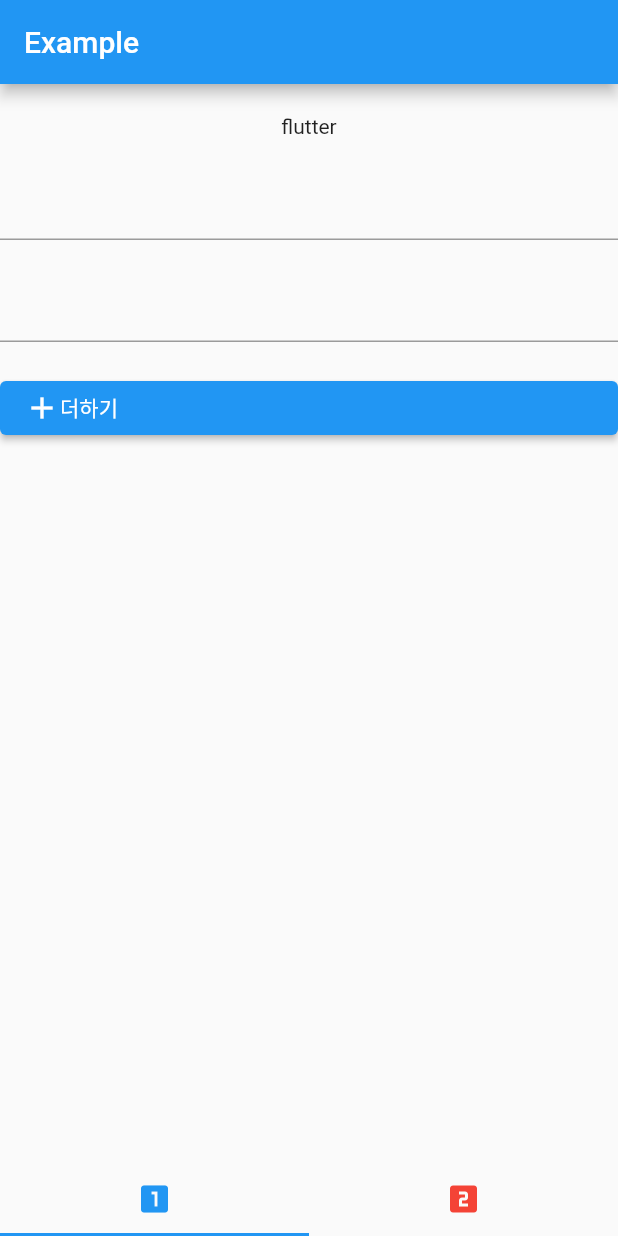
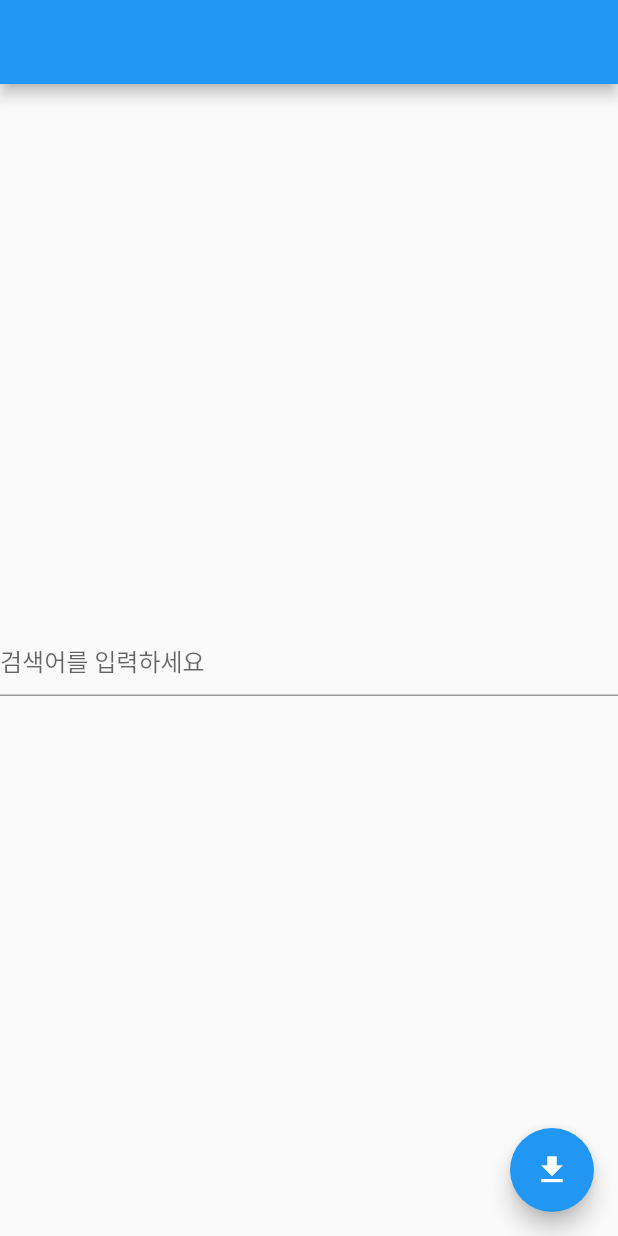
Before and after one commit to pyungjae9492/flutter_study, a Flutter app: the screen it shows after launch, on a phone screen of 412 x 824 dp. Run offline on Flutter 3.47's test engine with Material 2 defaults, Android fonts, the phone set to English and light mode, and no system bars.

```diff
--- a/lib/main.dart
+++ b/lib/main.dart
@@ -1,6 +1,6 @@
 import 'package:flutter/material.dart';
-import 'package:my_flutter_app/sub/firstPage.dart';
-import 'package:my_flutter_app/sub/secondPage.dart';
+import 'package:http/http.dart' as http;
+import 'dart:convert';
 
 void main() {
   runApp(MyApp());
@@ -10,129 +10,98 @@ class MyApp extends StatelessWidget {
   @override
   Widget build(BuildContext context) {
     return MaterialApp(
-      title: 'Flutter Demo',
-      theme: ThemeData(
-        primarySwatch: Colors.blue,
-      ),
-      home: MyHomePage(),
+      home: HttpApp(),
     );
   }
 }
 
-
-/// 4-1 Stateful Widget 생성해보기 ///
-class MaterialFlutterApp extends StatefulWidget {
+class HttpApp extends StatefulWidget {
   @override
-  State<StatefulWidget> createState() {
-    return _MaterialFlutterApp();
+  State<StatefulWidget> createState() => _HttpApp();
 }
 
+class _HttpApp extends State<HttpApp> {
+  String result = '';
+  List data = [];
+  TextEditingController _editingController = new TextEditingController();///// 여기서는 어떻게?
+
+  @override
+  void initState() {
+    super.initState();
+    // data = new List();
+    _editingController = new TextEditingController();
   }
 
-class _MaterialFlutterApp extends State<MaterialFlutterApp> {
-  @override
   Widget build(BuildContext context) {
     return Scaffold(
-      appBar: AppBar(title: const Text("PJ's App")),
-      floatingActionButton: FloatingActionButton(child: const Icon(Icons.add), onPressed: () {}),
+      appBar: AppBar(
+      ),
       body: Container(
         child: Center(
-          child: Column(
-            children: <Widget>[
-              const Icon(Icons.analytics),
-              const Text('Hi'),
-              ],
-              mainAxisAlignment: MainAxisAlignment.center,
-          ),
+          child: data.length == 0
+              ? TextField(
+                  controller: _editingController,
+                  style: TextStyle(color: Colors.white),
+                  keyboardType: TextInputType.text,
+                  decoration: InputDecoration(hintText: '검색어를 입력하세요'),
                 )
-      ),
-    );
-  }
-}
-
-/// 4-3 계산기 만들어보기 ///
-class WidgetApp extends StatefulWidget{
-  @override
-  _WidgetExampleState createState() => _WidgetExampleState();
-}
-
-class _WidgetExampleState extends State<WidgetApp> {
-  String sum = '';
-  TextEditingController value1 = TextEditingController();
-  TextEditingController value2 = TextEditingController();
-  @override
-  Widget build(BuildContext context) {
-      return Scaffold(
-        appBar: AppBar(title: const Text('Example')),
-        body: Container(
-          child: Center(
-            child: Column(
-              children: <Widget>[
-                Padding(padding: EdgeInsets.all(10)),
-                Text('flutter'),
-                Padding(padding: EdgeInsets.all(10)),
-                TextField(keyboardType: TextInputType.number, controller: value1),
-                Padding(padding: EdgeInsets.all(10)),
-                TextField(keyboardType: TextInputType.number, controller: value2),
-                Padding(padding: EdgeInsets.all(10)),
-                ElevatedButton(
-                  onPressed: () {
-                    setState(() {
-                      int result = int.parse(value1.value.text) + int.parse(value2.value.text);
-                      sum = '$result';
-                    });
-                  },
+              : ListView.builder(
+                  itemBuilder: (context, index) {
+                    return Card(
+                      child: Container(
                           child: Row(
                         children: <Widget>[
-                      Icon(Icons.add),
-                      Text('더하기'),
-                    ],
-                )),
-                Padding(padding: EdgeInsets.all(10)),
-                Text('$sum', style: TextStyle(fontSize:20)),
-                Padding(padding: EdgeInsets.all(10)),
-              ],
+                          Image.network(
+                            data[index]['thumbnail'],
+                            height: 100,
+                            width: 100,
+                            fit: BoxFit.contain,
+                          ),
+                          Column(
+                            children: <Widget>[
+                              Container(
+                                width: MediaQuery.of(context).size.width - 150,
+                                child: Text(
+                                  data[index]['title'].toString(),
+                                  textAlign: TextAlign.center,
                                 ),
                               ),
+                              Text('저자 : ${data[index]['authors'].toString()}'),
+                              Text(
+                                  '가격 : ${data[index]['sale_price'].toString()}'),
+                              Text('판매중 : ${data[index]['status'].toString()}'),
+                            ],
+                          )
+                        ],
+                        mainAxisAlignment: MainAxisAlignment.start,
+                      )),
+                    );
+                    // );
+                  },
+                  itemCount: data.length),
         ),
-      );
-  }
-}
-
-/// 5-1 탭 바로 화면 이동하기 ///
-class MyHomePage extends StatefulWidget {
-  @override
-  _MyHomePageState createState() => _MyHomePageState();
-}
-
-class _MyHomePageState extends State<MyHomePage>
-    with SingleTickerProviderStateMixin {
-  late TabController controller;
-
-  @override
-  Widget build(BuildContext context) {
-    return Scaffold(
-      body: TabBarView(
-        children: <Widget>[WidgetApp(), MaterialFlutterApp()],
-        controller: controller,
       ),
-      bottomNavigationBar: TabBar(tabs: <Tab>[
-        Tab(icon: Icon(Icons.looks_one, color: Colors.blue)),
-        Tab(icon: Icon(Icons.looks_two, color: Colors.red)),
-        ], controller: controller,
+      floatingActionButton: FloatingActionButton(
+        onPressed: () async {
+          getJSONData();
+        },
+        child: Icon(Icons.file_download),
       ),
     );
   }
 
-  @override
-  void initState() {
-    super.initState();
-    controller = TabController(length: 2, vsync: this);
-  }
+  Future<String> getJSONData() async {
+    var url = 'https://dapi.kakao.com/v3/search/book?'
+              'target=title&query=${_editingController.value.text}';
 
-  @override
-  void dispose() {
-    controller.dispose();
-    super.dispose();
+    var response = await http.get(Uri.parse(Uri.encodeFull(url)),
+        headers: {"Authorization": "KakaoAK 132c3626d63806fd15a9c0a734f35819"});
+    print(response.body);
+    setState(() {
+      var dataConvertedToJson = json.decode(response.body);
+      List result = dataConvertedToJson['documents'];
+      data.addAll(result);
+    });
+    return response.body;
   }
 }
--- a/pubspec.yaml
+++ b/pubspec.yaml
@@ -29,6 +29,7 @@ environment:
 dependencies:
   flutter:
     sdk: flutter
+  http: ^0.13.4
 
 
   # The following adds the Cupertino Icons font to your application.
```
Also changed, not shown: lib/sub/calculator.dart (added, +140 -0 lines), pubspec.lock. Lines whose indentation alone changed are shown as unchanged.
